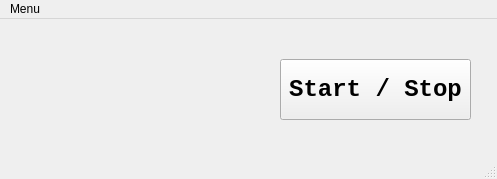
Qt form UI.ui (alibanana/COMP6340-Final-Project-SR) before a commit.
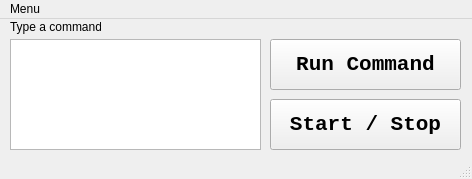
The same form after that commit.

What changed in the file:
```diff
--- a/UI.ui
+++ b/UI.ui
@@ -6,7 +6,7 @@
    <rect>
     <x>0</x>
     <y>0</y>
-    <width>497</width>
+    <width>472</width>
     <height>179</height>
    </rect>
   </property>
@@ -17,16 +17,16 @@
    <widget class="QPushButton" name="pushButton">
     <property name="geometry">
      <rect>
-      <x>280</x>
-      <y>40</y>
+      <x>270</x>
+      <y>80</y>
       <width>191</width>
-      <height>61</height>
+      <height>51</height>
      </rect>
     </property>
     <property name="font">
      <font>
       <family>Consolas</family>
-      <pointsize>18</pointsize>
+      <pointsize>16</pointsize>
       <weight>75</weight>
       <bold>true</bold>
      </font>
@@ -35,13 +35,57 @@
      <string>Start / Stop</string>
     </property>
    </widget>
+   <widget class="QTextEdit" name="textEdit">
+    <property name="geometry">
+     <rect>
+      <x>10</x>
+      <y>20</y>
+      <width>251</width>
+      <height>111</height>
+     </rect>
+    </property>
+   </widget>
+   <widget class="QLabel" name="label">
+    <property name="geometry">
+     <rect>
+      <x>10</x>
+      <y>0</y>
+      <width>91</width>
+      <height>16</height>
+     </rect>
+    </property>
+    <property name="text">
+     <string>Type a command</string>
+    </property>
+   </widget>
+   <widget class="QPushButton" name="runButton">
+    <property name="geometry">
+     <rect>
+      <x>270</x>
+      <y>20</y>
+      <width>191</width>
+      <height>51</height>
+     </rect>
+    </property>
+    <property name="font">
+     <font>
+      <family>Consolas</family>
+      <pointsize>16</pointsize>
+      <weight>75</weight>
+      <bold>true</bold>
+     </font>
+    </property>
+    <property name="text">
+     <string>Run Command</string>
+    </property>
+   </widget>
   </widget>
   <widget class="QMenuBar" name="menubar">
    <property name="geometry">
     <rect>
      <x>0</x>
      <y>0</y>
-     <width>497</width>
+     <width>472</width>
      <height>21</height>
     </rect>
    </property>
```
Left out of the diff: 2 changed lines with no effect on the pictures.
